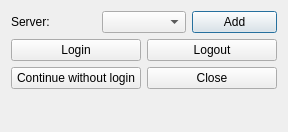
Old version of the form dlg_ConnectionManager.ui in the repository LESPROJEKT/qgis-layman-plugin.
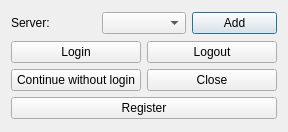
New version of the form. Icons and pictures are not drawn.

Patch:
```diff
--- a/dlg_ConnectionManager.ui
+++ b/dlg_ConnectionManager.ui
@@ -77,14 +77,14 @@
        </property>
       </widget>
      </item>
-    </layout>
-   </item>
-   <item>
-    <widget class="QLabel" name="label_sign">
+     <item row="2" column="0" colspan="2">
+      <widget class="QPushButton" name="pushButton_register">
      <property name="text">
-      <string/>
-     </property>
-    </widget>
+        <string>Register</string>
+       </property>
+      </widget>
+     </item>
+    </layout>
    </item>
   </layout>
  </widget>
```
Lines whose indentation alone changed are shown as unchanged.
